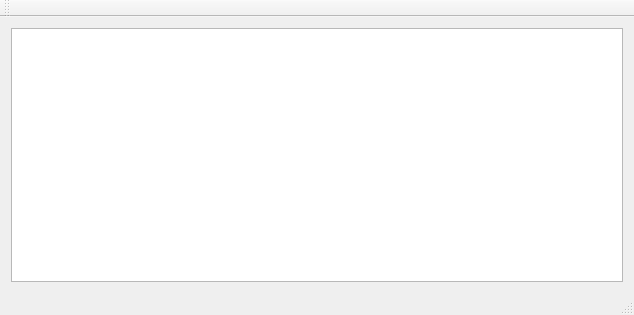
First picture: the form in src/mainwindow.ui, repository pyprism/Hiren-Clipboard, before the edit.
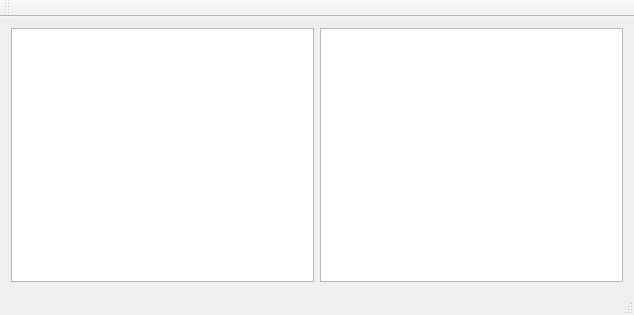
Second picture: the form after the edit.

Commit message: added text browser

```diff
--- a/src/mainwindow.ui
+++ b/src/mainwindow.ui
@@ -21,10 +21,13 @@
        <bool>true</bool>
       </property>
       <property name="sortingEnabled">
-       <bool>true</bool>
+       <bool>false</bool>
       </property>
      </widget>
     </item>
+    <item>
+     <widget class="QTextBrowser" name="textBrowser"/>
+    </item>
    </layout>
   </widget>
   <widget class="QMenuBar" name="menuBar">
```
